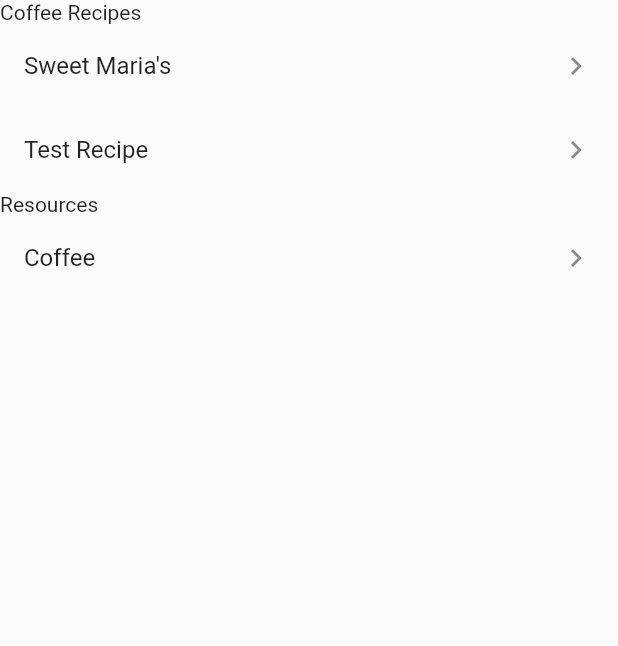
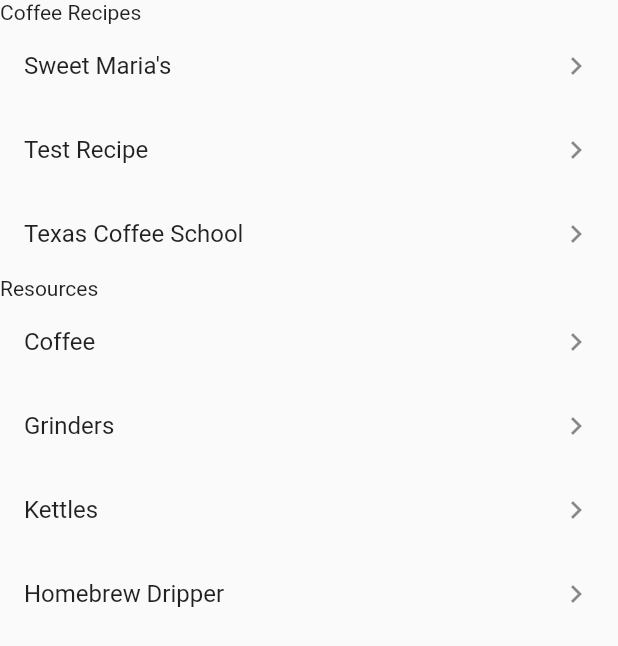
Before and after one commit to Royvencer/Homebrew-CoffeeDripAndroid, a Flutter app: the screen it shows after launch, on a phone screen of 412 x 824 dp. Shown: the top 646 px of the screen. Run offline on Flutter 3.47's test engine with Material 2 defaults, Android fonts, the phone set to English and light mode, and no system bars.

Commit message:
added the coffee recipe of texas coffee school, added the happy path for this recipe, and the coffee data unit test for this recipe

```diff
--- a/lib/screens/recipe_detail_screen.dart
+++ b/lib/screens/recipe_detail_screen.dart
@@ -16,7 +16,7 @@ class RecipeDetailScreen extends StatelessWidget {
           Text(recipe.name),
           Text("${recipe.coffeeVolumeGrams}", key: Key('recipe-coffee-volume'),),
           Text("${recipe.waterVolumeGrams}", key: Key('recipe-water-volume'),),
-          RaisedButton(
+          ElevatedButton(
             child: Text("Start", key: Key("start-button"),),
             onPressed: () {
               Navigator.push(
--- a/lib/screens/recipe_selection_screen.dart
+++ b/lib/screens/recipe_selection_screen.dart
@@ -51,7 +51,19 @@ class ResourceList extends StatelessWidget {
         ListTile(
           title: Text("Coffee"),
           trailing: Icon(Icons.chevron_right),
-        )
+        ),
+          ListTile(
+          title: Text("Grinders"),
+          trailing: Icon(Icons.chevron_right),
+        ),
+          ListTile(
+          title: Text("Kettles"),
+          trailing: Icon(Icons.chevron_right),
+        ),
+          ListTile(
+          title: Text("Homebrew Dripper"),
+          trailing: Icon(Icons.chevron_right),
+        ),
       ],
     );
   }
--- a/lib/utils/coffee_data.dart
+++ b/lib/utils/coffee_data.dart
@@ -37,8 +37,24 @@ CoffeeRecipe makeTestRecipe() {
   return recipe;
 }
 
+CoffeeRecipe makeTexasCoffeeSchoolRecipe() {
+  List<RecipeStep> steps = [
+    RecipeStep("Bloom coffee grounds with 100g of water", 30),
+    RecipeStep("Add 240g of water and steep coffee", 150),
+    RecipeStep("Drawdown coffee", 90),
+  ];
+  CoffeeRecipe recipe = CoffeeRecipe(
+      "Texas Coffee School",
+      24,
+      340,
+      "coarse ground coffee",
+      "The original recipe: makes one delicious cup",
+      steps);
+  return recipe;
+}
+
 List<CoffeeRecipe> getAllRecipes() {
-  return [makeSweetMariasRecipe(), makeTestRecipe()];
+  return [makeSweetMariasRecipe(), makeTestRecipe(), makeTexasCoffeeSchoolRecipe()];
 }
 
 class CoffeeData {
--- a/test_driver/app_test.dart
+++ b/test_driver/app_test.dart
@@ -21,14 +21,12 @@ void main() {
   group('Happy Paths', () {
     /*
     */
-    test(
-        "should give us complete guide on how to make Sweet Maria's coffee recipe",
-        () async {
+    test("should give us complete guide on how to make Sweet Maria's coffee recipe", () async {
       final recipeSelectionScreen = find.byValueKey('coffee-recipes');
       expect(await driver.getText(recipeSelectionScreen), "Coffee Recipes");
 
-      final firstListTileFinder = find.text("Sweet Maria's");
-      await driver.tap(firstListTileFinder);
+      final selectSweetMaria = find.text("Sweet Maria's");
+      await driver.tap(selectSweetMaria);
 
       final sweetMariasCoffeeGrams = find.byValueKey('recipe-coffee-volume');
       expect(await driver.getText(sweetMariasCoffeeGrams), "22");
@@ -82,6 +80,54 @@ void main() {
 
       expect(await driver.getText(recipeSelectionScreen), "Coffee Recipes");
     }, timeout: Timeout.factor(2));
+
+    test("should give us complete guide on how to make Texas coffee school's recipe", () async {
+      final recipeSelectionScreen = find.byValueKey('coffee-recipes');
+      expect(await driver.getText(recipeSelectionScreen), "Coffee Recipes");
+
+      final selectTexasCoffeeSchool = find.text("Texas Coffee School");
+      await driver.tap(selectTexasCoffeeSchool);
+
+      final texasCoffeeSchoolCoffeeGrams = find.byValueKey('recipe-coffee-volume');
+      expect(await driver.getText(texasCoffeeSchoolCoffeeGrams), "24");
+
+      final texasCoffeeSchoolWaterGrams = find.byValueKey('recipe-water-volume');
+      expect(await driver.getText(texasCoffeeSchoolWaterGrams), "340");
+
+      //should be able to see the total time
+
+      //should be able to see the add 360g water step
+
+      final texasCoffeeSchoolStartButton = find.byValueKey('start-button');
+      await driver.tap(texasCoffeeSchoolStartButton);
+
+      final texasCoffeeSchoolFirstStepTime = find.byValueKey('time-remaining');
+      final texasCoffeeSchoolFirstStep = find.byValueKey('current-step-text');
+      expect(await driver.getText(texasCoffeeSchoolFirstStepTime), "30");
+      expect(await driver.getText(texasCoffeeSchoolFirstStep), "Bloom coffee grounds with 100g of water");
+      await Future.delayed(Duration(seconds: 31));
+
+      final texasCoffeeSchoolSecondStepTime = find.byValueKey('time-remaining');
+      final texasCoffeeSchoolSecondStep = find.byValueKey('current-step-text');
+      expect(await driver.getText(texasCoffeeSchoolSecondStepTime), "150");
+      expect(await driver.getText(texasCoffeeSchoolSecondStep), "Add 240g of water and steep coffee");
+      await Future.delayed(Duration(seconds: 151));
+
+      final texasCoffeeSchoolThirdStepTime = find.byValueKey('time-remaining');
+      final texasCoffeeSchoolThirdStep = find.byValueKey('current-step-text');
+      expect(await driver.getText(texasCoffeeSchoolThirdStepTime), "90");
+      expect(await driver.getText(texasCoffeeSchoolThirdStep), "Drawdown coffee");
+      await Future.delayed(Duration(seconds: 91));
+
+      final doneScreenText = find.byValueKey('done-screen-text');
+      expect(await driver.getText(doneScreenText),
+          "enjoy your amazing handmade coffee");
+
+      final doneButton = find.byValueKey('done-button');
+      await driver.tap(doneButton);
+
+      expect(await driver.getText(recipeSelectionScreen), "Coffee Recipes");
+    });
   }, timeout: Timeout(Duration(minutes: 5)));
 
   // group('Sad Paths', () {
```
Also changed, not shown: pubspec.lock, 5 other files.
